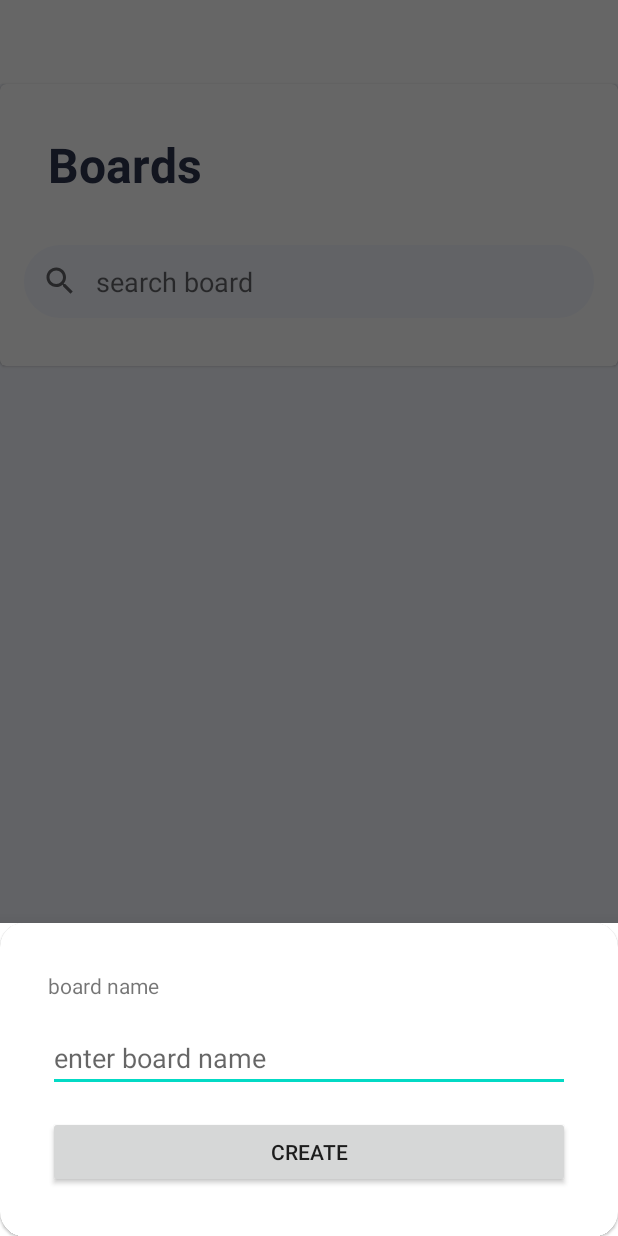
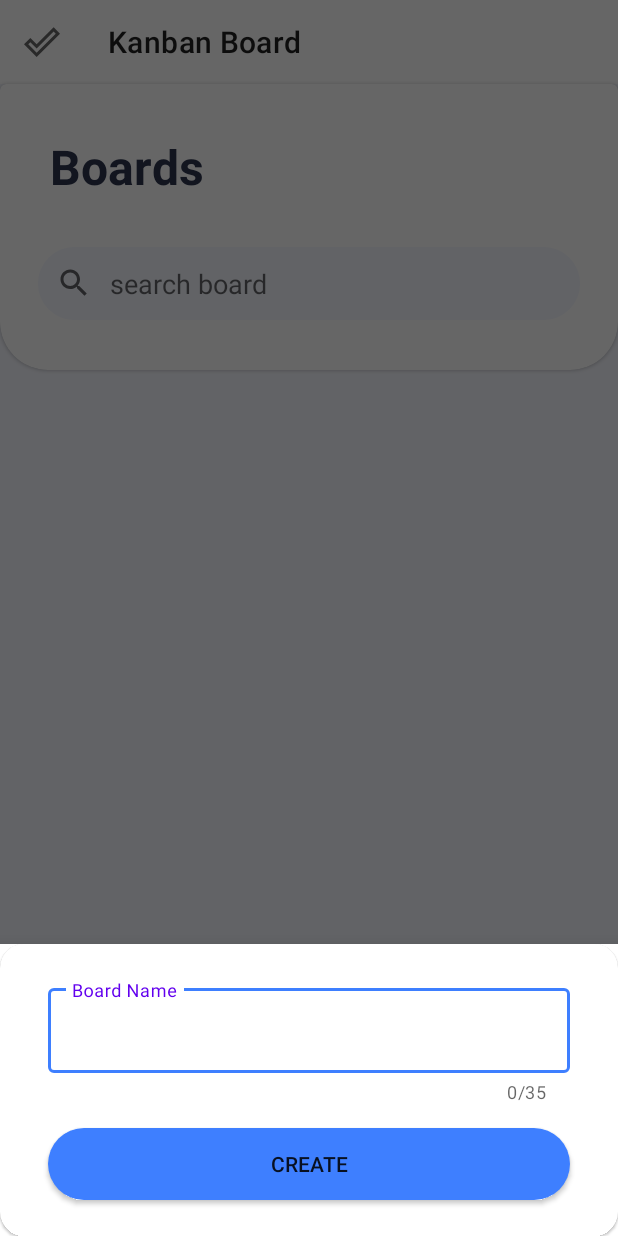
Before and after one commit to ProgAndAndWebDev/Kanban_board, an Android app: the NewBoardDialog screen opened through its navigation route, on a phone screen of 412 x 824 dp. Run offline under Robolectric (Android 15) with nearby library versions, the phone set to English and light mode, and no system bars; our stand-ins replace Room's generated code, RxJava, data binding; 1 statement that could not run was skipped.

Commit message:
add diff util , searching in home screen and rf - new board layout design

```diff
--- a/app/src/main/java/com/example/kanbanboard/model/Dao.kt
+++ b/app/src/main/java/com/example/kanbanboard/model/Dao.kt
@@ -4,7 +4,6 @@ import androidx.room.*
 import androidx.room.Dao
 import io.reactivex.rxjava3.core.Completable
 import io.reactivex.rxjava3.core.Observable
-import io.reactivex.rxjava3.core.Single
 
 @Dao
 interface Dao {
@@ -48,7 +47,7 @@ interface Dao {
      fun delete(item: Item):Completable
 
 
-    @Query("SELECT * FROM Board_Table")
+    @Query("SELECT * FROM Board_Table ORDER BY lastUpdateDate DESC")
     fun getAllBoard(): Observable<kotlin.collections.List<Board>>
 
     @Query("SELECT * FROM Card_Table")
@@ -70,6 +69,9 @@ interface Dao {
     @Query("SELECT * FROM List_Table WHERE boardId == :boardId ")
     fun getListsByBoardId(boardId:Int): Observable<kotlin.collections.List<List>>
 
+    @Query("SELECT * FROM Board_Table WHERE title LIKE :keyword ORDER BY lastUpdateDate DESC")
+    fun filterByName (keyword:String): Observable<kotlin.collections.List<Board>>
+
 
 
 }
--- a/app/src/main/java/com/example/kanbanboard/model/Repository.kt
+++ b/app/src/main/java/com/example/kanbanboard/model/Repository.kt
@@ -23,4 +23,7 @@ object Repository {
 
     fun getListsByBoardId(boardId:Int)=
         dao.getListsByBoardId(boardId)
+
+    fun filterBoardByKeyword(keyword:String)=
+        dao.filterByName("$keyword%")
 }
--- a/app/src/main/java/com/example/kanbanboard/ui/NewBoardDialog.kt
+++ b/app/src/main/java/com/example/kanbanboard/ui/NewBoardDialog.kt
@@ -1,20 +1,18 @@
 package com.example.kanbanboard.ui
 
 import android.os.Bundle
-import android.util.Log
 import android.view.LayoutInflater
 import android.view.View
 import android.view.ViewGroup
 import androidx.databinding.DataBindingUtil
 import androidx.fragment.app.viewModels
-import androidx.navigation.NavDirections
 import androidx.navigation.Navigation
 import com.example.kanbanboard.R
 import com.example.kanbanboard.databinding.DialogAddNewBoardBinding
 import com.example.kanbanboard.viewModels.NewBoardViewModel
 import com.google.android.material.bottomsheet.BottomSheetDialogFragment
 
-class NewBoardDialog():BottomSheetDialogFragment() {
+class NewBoardDialog:BottomSheetDialogFragment() {
 
     lateinit var binding:DialogAddNewBoardBinding
     val viewModel:NewBoardViewModel by viewModels()
@@ -39,7 +37,8 @@ class NewBoardDialog():BottomSheetDialogFragment() {
             viewModel=this@NewBoardDialog.viewModel
 
             createButton.setOnClickListener{
-                Navigation.findNavController(requireActivity(),R.id.fragment_host).navigate(R.id.action_newBoardDialog_to_boardFragment)
+                this@NewBoardDialog.viewModel.addBoard()
+                Navigation.findNavController(requireActivity(),R.id.fragment_host).popBackStack()
             }
 
 
--- /dev/null
+++ b/app/src/main/java/com/example/kanbanboard/ui/adapters/BaseDiffUtil.kt
@@ -0,0 +1,13 @@
+package com.example.kanbanboard.ui.adapters
+
+import androidx.recyclerview.widget.DiffUtil
+
+ abstract class BaseDiffUtil<T>(val oldList: List<T>, val newList:List<T>) :DiffUtil.Callback(){
+    override fun getOldListSize()= oldList.size
+
+    override fun getNewListSize() =newList.size
+
+    override fun areContentsTheSame(oldItemPosition: Int, newItemPosition: Int): Boolean {
+        return true
+    }
+}
--- a/app/src/main/java/com/example/kanbanboard/ui/adapters/BaseRecycleAdapter.kt
+++ b/app/src/main/java/com/example/kanbanboard/ui/adapters/BaseRecycleAdapter.kt
@@ -5,6 +5,7 @@ import android.view.LayoutInflater
 import android.view.ViewGroup
 import androidx.databinding.DataBindingUtil
 import androidx.databinding.ViewDataBinding
+import androidx.recyclerview.widget.DiffUtil
 import androidx.recyclerview.widget.RecyclerView
 import com.example.kanbanboard.BR
 
@@ -31,10 +32,11 @@ abstract class BaseRecycleAdapter<T>(private var items:List<T>, val listener: Ba
             }
         }
     }
-
-    fun setItems(newItems:List<T>){
+    abstract val diffUtil:DiffUtil.Callback
+    open fun setItems(newItems:List<T>){
+        val diffResult= DiffUtil.calculateDiff(diffUtil)
         items=newItems
-        notifyDataSetChanged()
+        diffResult.dispatchUpdatesTo(this)
     }
 
     fun getItems() = items
--- a/app/src/main/java/com/example/kanbanboard/ui/adapters/BoardAdapter.kt
+++ b/app/src/main/java/com/example/kanbanboard/ui/adapters/BoardAdapter.kt
@@ -1,11 +1,17 @@
 package com.example.kanbanboard.ui.adapters
 
+import androidx.recyclerview.widget.DiffUtil
 import com.example.kanbanboard.R
 import com.example.kanbanboard.model.Board
 
-class BoardAdapter(items:List<Board>,listener: BoardInteractionListener)
-    :BaseRecycleAdapter<Board>(items,listener) {
+class BoardAdapter(itemsL:List<Board>,listener: BoardInteractionListener)
+    :BaseRecycleAdapter<Board>(itemsL,listener) {
+    override lateinit var  diffUtil: DiffUtil.Callback
 
     override val layoutId: Int= R.layout.item_board
+    override fun setItems(newItems: List<Board>) {
+        diffUtil=BoardDiffUtil(getItems(),newItems)
+        super.setItems(newItems)
+    }
 
-    }
+}
--- /dev/null
+++ b/app/src/main/java/com/example/kanbanboard/ui/adapters/BoardDiffUtil.kt
@@ -0,0 +1,11 @@
+package com.example.kanbanboard.ui.adapters
+
+import com.example.kanbanboard.model.Board
+
+class BoardDiffUtil(oldList: List<Board>, newList:List<Board>)
+    :BaseDiffUtil<Board>(oldList,newList) {
+
+    override fun areItemsTheSame(oldItemPosition: Int, newItemPosition: Int)=
+        oldList[oldItemPosition].boardId== newList[newItemPosition].boardId
+
+}
--- a/app/src/main/java/com/example/kanbanboard/ui/adapters/CardAdapter.kt
+++ b/app/src/main/java/com/example/kanbanboard/ui/adapters/CardAdapter.kt
@@ -1,8 +1,20 @@
 package com.example.kanbanboard.ui.adapters
 
+import androidx.recyclerview.widget.DiffUtil
 import com.example.kanbanboard.R
 import com.example.kanbanboard.model.Card
 
 class CardAdapter(items:List<Card>,listener:CardInteractionListener ):BaseRecycleAdapter<Card>(items,listener) {
     override val layoutId: Int= R.layout.item_card
+    override lateinit var diffUtil: DiffUtil.Callback
+    override fun setItems(newItems: List<Card>) {
+        CardFDiffUtil(getItems(),newItems)
+        super.setItems(newItems)
+    }
+
 }
+
+class CardFDiffUtil(items: List<Card>, newItems: List<Card>):BaseDiffUtil<Card>(items,newItems) {
+    override fun areItemsTheSame(oldItemPosition: Int, newItemPosition: Int)=
+        oldList[oldItemPosition].cardId== newList[newItemPosition].cardId
+}
--- a/app/src/main/java/com/example/kanbanboard/ui/adapters/NestedRecyclerAdapter.kt
+++ b/app/src/main/java/com/example/kanbanboard/ui/adapters/NestedRecyclerAdapter.kt
@@ -5,6 +5,7 @@ import android.view.LayoutInflater
 import android.view.ViewGroup
 import androidx.databinding.DataBindingUtil
 import androidx.lifecycle.LiveData
+import androidx.recyclerview.widget.DiffUtil
 import com.example.kanbanboard.BR
 import com.example.kanbanboard.R
 import com.example.kanbanboard.model.Card
@@ -42,8 +43,21 @@ class NestedRecyclerAdapter(items:List<com.example.kanbanboard.model.List>,liste
         Log.i("TAG",throwable.message.toString())
     }
 
+    override lateinit var diffUtil: DiffUtil.Callback
+    override fun setItems(newItems: List<com.example.kanbanboard.model.List>) {
+        diffUtil=ListDiffUtil(getItems(),newItems)
+        super.setItems(newItems)
+    }
 
-//    override fun onCreateViewHolder(parent: ViewGroup, viewType: Int): BaseViewHolder {
+    class ListDiffUtil(
+        items: List<com.example.kanbanboard.model.List>,
+        newItems: List<com.example.kanbanboard.model.List>,
+    ) : BaseDiffUtil<com.example.kanbanboard.model.List>(items,newItems) {
+        override fun areItemsTheSame(oldItemPosition: Int, newItemPosition: Int)=
+            oldList[oldItemPosition].listId==newList[newItemPosition].listId
+
+    }
+    //    override fun onCreateViewHolder(parent: ViewGroup, viewType: Int): BaseViewHolder {
 //        return ItemViewHolder(DataBindingUtil.inflate(LayoutInflater.from(parent.context),R.layout.item_recycle,parent,false))
 //
 //        when(viewType){
--- a/app/src/main/java/com/example/kanbanboard/viewModels/HomeViewModel.kt
+++ b/app/src/main/java/com/example/kanbanboard/viewModels/HomeViewModel.kt
@@ -3,29 +3,51 @@ package com.example.kanbanboard.viewModels
 import android.util.Log
 import androidx.lifecycle.MutableLiveData
 import androidx.lifecycle.ViewModel
+import androidx.lifecycle.viewModelScope
 import com.example.kanbanboard.model.Board
 import com.example.kanbanboard.model.Repository
 import io.reactivex.rxjava3.android.schedulers.AndroidSchedulers
 import io.reactivex.rxjava3.schedulers.Schedulers
+import kotlinx.coroutines.flow.MutableStateFlow
+import kotlinx.coroutines.flow.collect
+import kotlinx.coroutines.launch
 
 class HomeViewModel: ViewModel() {
 
     val boards=MutableLiveData<List<Board>>()
-    val mm=MutableLiveData<String>()
+    val search= MutableStateFlow<String?>(null)
 
     init {
         getBoards()
+        filter()
     }
 
     private fun getBoards() {
         Repository.getAllBoards()
             .subscribeOn(Schedulers.io())
             .observeOn(AndroidSchedulers.mainThread())
-            .subscribe(
-                {
-                    boards.postValue(it)
-                },{
-                    Log.i("TAG",it.message.toString())
-                })
+            .subscribe(this@HomeViewModel::onSuccess,this@HomeViewModel::onFail)
     }
+
+    private fun filter(){
+        viewModelScope.launch {
+            search.collect {
+                it?.let {
+                    Repository.filterBoardByKeyword(it)
+                        .subscribeOn(Schedulers.io())
+                        .observeOn(AndroidSchedulers.mainThread())
+                        .subscribe(this@HomeViewModel::onSuccess,this@HomeViewModel::onFail)
+                }
+            }
+        }
+    }
+
+    private fun onFail(throwable: Throwable){
+        Log.i("TAG",throwable.message.toString())
+    }
+
+    private fun onSuccess(list: List<Board>){
+        boards.postValue(list)
+    }
+
 }
--- /dev/null
+++ b/app/src/main/res/drawable/ic_baseline_done_outline_24.xml
@@ -0,0 +1,10 @@
+<vector xmlns:android="http://schemas.android.com/apk/res/android"
+    android:width="24dp"
+    android:height="24dp"
+    android:viewportWidth="24"
+    android:viewportHeight="24"
+    android:tint="?attr/colorControlNormal">
+  <path
+      android:fillColor="@android:color/white"
+      android:pathData="M19.77,5.03l1.4,1.4L8.43,19.17l-5.6,-5.6 1.4,-1.4 4.2,4.2L19.77,5.03m0,-2.83L8.43,13.54l-4.2,-4.2L0,13.57 8.43,22 24,6.43 19.77,2.2z"/>
+</vector>
--- a/app/src/main/res/layout/dialog_add_new_board.xml
+++ b/app/src/main/res/layout/dialog_add_new_board.xml
@@ -1,7 +1,6 @@
 <?xml version="1.0" encoding="utf-8"?>
 <layout xmlns:android="http://schemas.android.com/apk/res/android"
-    xmlns:app="http://schemas.android.com/apk/res-auto"
-    xmlns:tools="http://schemas.android.com/tools">
+    xmlns:app="http://schemas.android.com/apk/res-auto">
 
     <data>
         <variable
@@ -12,49 +11,51 @@
     <com.google.android.material.card.MaterialCardView
         android:layout_width="match_parent"
         android:layout_height="wrap_content"
-        app:cardCornerRadius="16dp">
+        app:cardCornerRadius="16dp"
+        android:layout_marginTop="16dp">
 
         <androidx.constraintlayout.widget.ConstraintLayout
             android:layout_width="match_parent"
             android:layout_height="match_parent"
             android:layout_margin="16dp">
 
-            <TextView
-                android:id="@+id/textView4"
+            <com.google.android.material.textfield.TextInputLayout
+                android:id="@+id/board_name"
+                style="@style/Widget.MaterialComponents.TextInputLayout.OutlinedBox"
                 android:layout_width="match_parent"
                 android:layout_height="wrap_content"
-                android:layout_margin="16dp"
-                android:text="board name"
-                app:layout_constraintEnd_toEndOf="parent"
-                app:layout_constraintStart_toStartOf="parent"
-                app:layout_constraintTop_toTopOf="parent" />
-
-            <EditText
-                android:id="@+id/editText"
-                android:layout_width="match_parent"
-                android:layout_height="wrap_content"
-                android:layout_margin="16dp"
-                android:text="@={viewModel.boardName}"
-                android:hint="enter board name"
-                app:layout_constraintBottom_toTopOf="@id/cancel_button"
-                app:layout_constraintEnd_toEndOf="@+id/textView4"
-                app:layout_constraintStart_toStartOf="@+id/textView4"
-                app:layout_constraintTop_toBottomOf="@+id/textView4" />
+                android:hint="Board Name"
+                android:layout_marginHorizontal="16dp"
+                android:layout_marginVertical="8dp"
+                android:maxLines="1"
+                app:counterEnabled="true"
+                app:counterMaxLength="35"
+                app:boxStrokeColor="#3e7fff"
+                app:layout_constraintTop_toTopOf="parent"
+                app:layout_constraintBottom_toTopOf="@id/create_button">
+                <com.google.android.material.textfield.TextInputEditText
+                    android:layout_width="match_parent"
+                    android:layout_height="match_parent"
+                    android:text="@={viewModel.boardName}"/>
+            </com.google.android.material.textfield.TextInputLayout>
 
 
             <androidx.appcompat.widget.AppCompatButton
                 android:id="@+id/create_button"
                 android:layout_width="0dp"
                 android:layout_height="wrap_content"
-                android:layout_margin="16dp"
-                android:onClick="@{() -> viewModel.addBoard()}"
+                android:layout_marginHorizontal="16dp"
+                android:layout_marginVertical="8dp"
+                android:background="@drawable/search"
+                android:backgroundTint="#3e7fff"
                 android:text="Create"
-                app:layout_constraintBottom_toBottomOf="parent"
                 app:layout_constraintEnd_toEndOf="parent"
                 app:layout_constraintStart_toStartOf="parent"
-                app:layout_constraintTop_toBottomOf="@+id/editText" />
+                app:layout_constraintBottom_toBottomOf="parent"
+                app:layout_constraintTop_toBottomOf="@+id/board_name" />
 
         </androidx.constraintlayout.widget.ConstraintLayout>
 
+
     </com.google.android.material.card.MaterialCardView>
 </layout>
--- a/app/src/main/res/layout/fragment_home.xml
+++ b/app/src/main/res/layout/fragment_home.xml
@@ -20,19 +20,23 @@
             android:layout_height="wrap_content"
             android:background="@color/white"
             app:layout_constraintEnd_toEndOf="parent"
-            app:layout_constraintTop_toTopOf="parent" />
+            app:layout_constraintTop_toTopOf="parent"
+
+            app:navigationIcon="@drawable/ic_baseline_done_outline_24"
+            app:title="Kanban Board" />
 
         <com.google.android.material.card.MaterialCardView
             android:id="@+id/card"
             android:layout_width="match_parent"
             android:layout_height="wrap_content"
+            app:shapeAppearanceOverlay="@style/ShapeAppearanceOverlay_card_custom_corners"
             app:layout_constraintBottom_toTopOf="@+id/recycle_board"
             app:layout_constraintTop_toBottomOf="@+id/toolbar"
             app:cardBackgroundColor="@color/white">
             <androidx.constraintlayout.widget.ConstraintLayout
                 android:layout_width="match_parent"
                 android:layout_height="match_parent"
-                android:layout_margin="16dp">
+                android:layout_margin="8dp">
 
                 <TextView
                     android:id="@+id/textView"
@@ -52,10 +56,12 @@
                     android:layout_height="wrap_content"
                     android:padding="12dp"
                     android:layout_marginVertical="16dp"
+                    android:layout_marginHorizontal="8dp"
                     android:drawableStart="@drawable/ic_baseline_search_24"
                     android:drawablePadding="12dp"
-                    android:text="@{viewModel.mm}"
+                    android:text="@={viewModel.search}"
                     android:hint="search board"
+                    android:maxLines="1"
                     android:background="@drawable/search"
                     app:layout_constraintDimensionRatio="1:1"
                     app:layout_constraintBottom_toBottomOf="parent"
@@ -70,7 +76,6 @@
             android:id="@+id/recycle_board"
             android:layout_width="match_parent"
             android:layout_height="0dp"
-            android:paddingVertical="8dp"
             android:orientation="vertical"
             app:items="@{viewModel.boards}"
             app:layoutManager="androidx.recyclerview.widget.LinearLayoutManager"
--- a/app/src/main/res/values/themes.xml
+++ b/app/src/main/res/values/themes.xml
@@ -4,7 +4,7 @@
         <!-- Primary brand color. -->
         <item name="colorPrimary">@color/purple_500</item>
         <item name="colorPrimaryVariant">@color/purple_700</item>
-        <item name="colorOnPrimary">@color/white</item>
+        <item name      ="colorOnPrimary">@color/white</item>
         <!-- Secondary brand color. -->
         <item name="colorSecondary">@color/teal_200</item>
         <item name="colorSecondaryVariant">@color/teal_700</item>
@@ -13,4 +13,11 @@
         <item name="android:statusBarColor" tools:targetApi="l">?attr/colorPrimaryVariant</item>
         <!-- Customize your theme here. -->
     </style>
+    <style name="ShapeAppearanceOverlay_card_custom_corners" >
+        <item name="cornerFamilyBottomLeft">rounded</item>
+        <item name="cornerFamilyBottomRight">rounded</item>
+        <item name="cornerSizeBottomLeft">32dp</item>
+        <item name="cornerSizeBottomRight">32dp</item>
+
+    </style>
 </resources>
```
